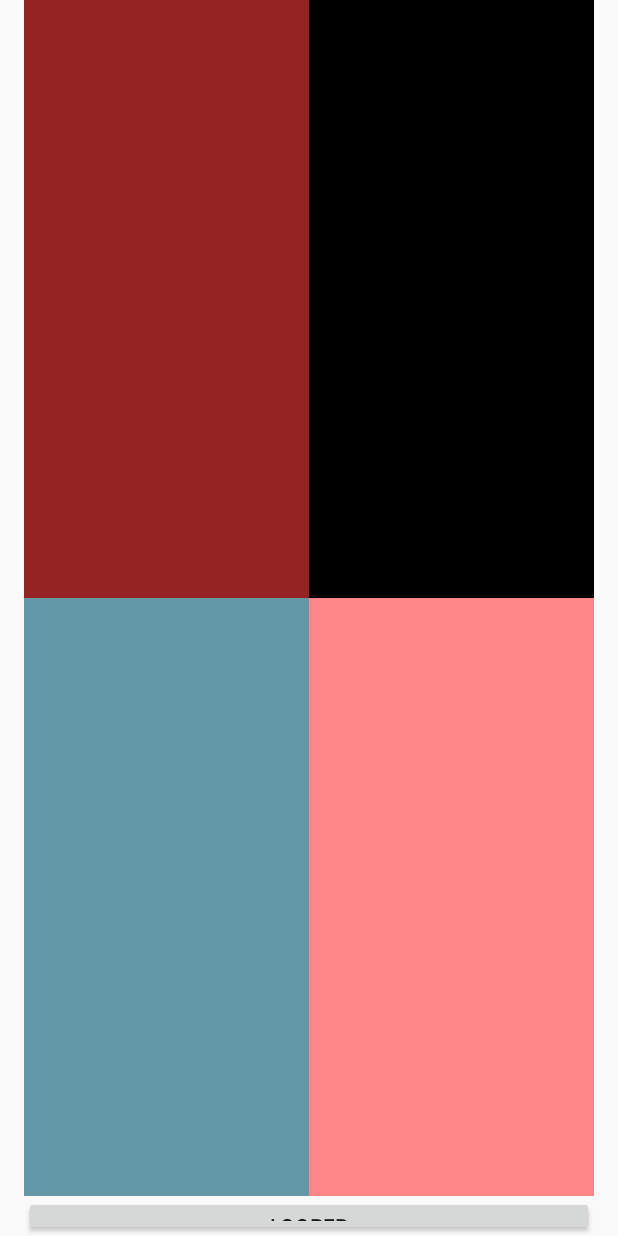
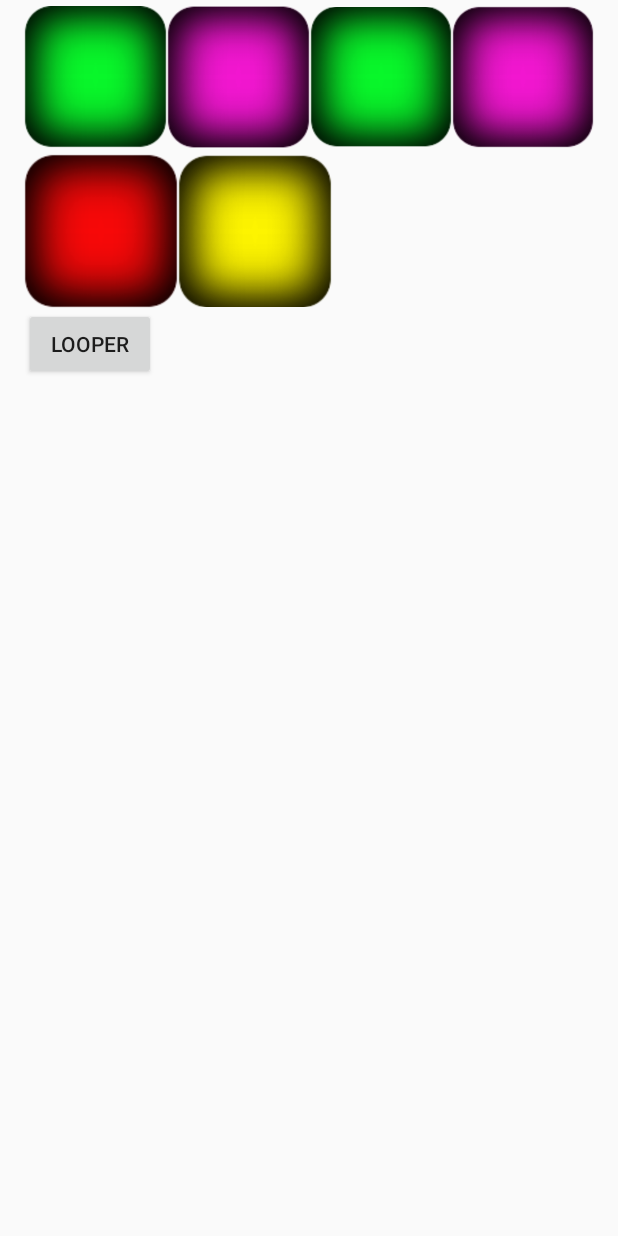
Before and after one commit to gnyrfta/MusicPad, an Android app: the screen it shows after launch (Pad), after a tap on "PLAY", on a phone screen of 412 x 824 dp. Run offline under Robolectric (Android 15) with nearby library versions, the phone set to English and light mode, and no system bars.

Commit message:
changed layout and replaced multiple 'TestButtonClasses' with one class

```diff
--- a/app/src/main/java/com/gnyrfta/musicpad/MainActivity.java
+++ b/app/src/main/java/com/gnyrfta/musicpad/MainActivity.java
@@ -5,6 +5,7 @@ import android.content.Intent;
 import android.content.res.Resources;
 import android.os.Bundle;
 import android.support.v7.app.ActionBarActivity;
+import android.view.Display;
 import android.view.Menu;
 import android.view.MenuItem;
 import android.view.View;
@@ -31,7 +32,7 @@ public class MainActivity extends ActionBarActivity {
 	public static com.gnyrfta.musicpad.SoundPoolHelper mSoundPoolHelper;
 	Context context;
 	//public  TestButton buttonUpperLeft;
-	//public TestButtonTwo tb2;
+
 
 	/*MainActivity(Context context)
 	{
--- a/app/src/main/java/com/gnyrfta/musicpad/Pad.java
+++ b/app/src/main/java/com/gnyrfta/musicpad/Pad.java
@@ -4,6 +4,7 @@ import java.util.ArrayList;
 
 import android.os.Bundle;
 import android.util.Log;
+import android.view.Display;
 import android.view.View;
 import android.widget.Button;
 import de.passsy.multitouch.MultiTouchActivity;
@@ -11,17 +12,21 @@ import de.passsy.multitouch.MultiTouchActivity;
 public class Pad extends MultiTouchActivity {
 	public static com.gnyrfta.musicpad.SoundPoolHelper mSoundPoolHelper;
 
-	public static int soundIdUL=0;
-	public static int soundIdUR=0;
-	public static int soundIdLL=0;
-	public static int soundIdLR=0;
-
+	public static int soundIdOne=0;
+	public static int soundIdTwo=0;
+	public static int soundIdThree=0;
+	public static int soundIdFour=0;
+	public static int soundIdFive=0;
+	public static int soundIdSix=0;
 	int soundIdTest=0;
 	int soundIdTest2=0;
 	@Override
 	public void onCreate(final Bundle savedInstanceState) {
 		super.onCreate(savedInstanceState);
 		setContentView(R.layout.pad_layout_2);
+		Display display = getWindowManager().getDefaultDisplay();
+		int width = display.getWidth();
+		int height = display.getHeight();
 		mSoundPoolHelper = new com.gnyrfta.musicpad.SoundPoolHelper(2,this);
 		//Create method that does this:
 		/*if(MainActivity.ULk.equals("Piano F"))
@@ -52,6 +57,13 @@ public class Pad extends MultiTouchActivity {
 
 		soundIdTest = mSoundPoolHelper.load(this, R.raw.c,2);
 		soundIdTest2 = mSoundPoolHelper.load(this, R.raw.f,2);
+		soundIdOne = mSoundPoolHelper.load(this,R.raw.cow_bell,2);
+		soundIdTwo = mSoundPoolHelper.load(this, R.raw.claps,2);
+		soundIdThree = mSoundPoolHelper.load(this, R.raw.hihat_closed,2);
+		soundIdFour = mSoundPoolHelper.load(this, R.raw.stick_drum,2);
+		soundIdFive = mSoundPoolHelper.load(this,R.raw.cymbal,2);
+		soundIdSix = mSoundPoolHelper.load(this,R.raw.hihat_opn,2);
+
 		//soundIdUL = mSoundPoolHelper.load(this, R.raw.c,2);
 		//soundIdUR = mSoundPoolHelper.load(this,R.raw.d,2);
 		//soundIdLL = mSoundPoolHelper.load(this, R.raw.f,2);
@@ -59,10 +71,50 @@ public class Pad extends MultiTouchActivity {
 
 
 
-		final TestButton buttonUpperLeft = (TestButton) findViewById(R.id.padUpperLeft);
-        final TestButtonTwo buttonUpperRight = (TestButtonTwo) findViewById(R.id.padUpperRight);
-		final TestButtonThree buttonLowerLeft = (TestButtonThree) findViewById(R.id.padLowerLeft);
-		final TestButtonFour buttonLowerRight = (TestButtonFour) findViewById(R.id.padLowerRight);
+		final TestButton buttonOne = (TestButton) findViewById(R.id.padOne);
+		buttonOne.setSoundId(soundIdOne);
+
+        final TestButton buttonTwo = (TestButton) findViewById(R.id.padTwo);
+		buttonTwo.setSoundId(soundIdTwo);
+
+		final TestButton buttonThree =(TestButton) findViewById(R.id.padThree);
+		buttonThree.setSoundId(soundIdThree);
+
+		final TestButton buttonFour = (TestButton) findViewById(R.id.padFour);
+		buttonFour.setSoundId(soundIdFour);
+
+		final TestButton buttonFive = (TestButton) findViewById(R.id.padFive);
+		buttonFive.setSoundId(soundIdFive);
+
+		final TestButton buttonSix = (TestButton) findViewById(R.id.padSix);
+		buttonSix.setSoundId(soundIdSix);
+
+		int buttonSize = (int)(width/4);
+
+		buttonOne.requestLayout();
+		buttonOne.getLayoutParams().width=buttonSize;
+		buttonOne.getLayoutParams().height=buttonSize;
+
+		buttonTwo.requestLayout();
+		buttonTwo.getLayoutParams().width=buttonSize;
+		buttonTwo.getLayoutParams().height=buttonSize;
+
+		buttonThree.requestLayout();
+		buttonThree.getLayoutParams().width=buttonSize;
+		buttonThree.getLayoutParams().height=buttonSize;
+
+		buttonFour.requestLayout();
+		buttonFour.getLayoutParams().width=buttonSize;
+		buttonFour.getLayoutParams().height=buttonSize;
+
+		buttonFive.requestLayout();
+		buttonFive.getLayoutParams().width=buttonSize;
+		buttonFive.getLayoutParams().height=buttonSize;
+
+		buttonSix.requestLayout();
+		buttonSix.getLayoutParams().width=buttonSize;
+		buttonSix.getLayoutParams().height=buttonSize;
+
 		final Button looper = (Button) findViewById(R.id.looper);
 		looper.setOnClickListener(new View.OnClickListener() {
             public void onClick(View v) {
@@ -87,7 +139,7 @@ public class Pad extends MultiTouchActivity {
 		{
 			if(firstTime)
 			{
-				mSoundPoolHelper.play(Pad.soundIdUL);
+				mSoundPoolHelper.play(Pad.soundIdOne);
 				firstTime=false;
 			}
 			long timePassed=System.nanoTime()-startTime;
@@ -155,10 +207,13 @@ public class Pad extends MultiTouchActivity {
 		}
 		return a;
 	}
+	//pads should be in a grid of 4x5 or 5x5:
 	public void loadSounds(String soundChosen, String pad)
 	{
 		if(pad.equals("UL"))
 		{
+			soundIdOne = mSoundPoolHelper.load(this,R.raw.cow_bell,2);
+			/*
 			if(soundChosen.equals("Clap"))
 			{
 				soundIdUL = mSoundPoolHelper.load(this, R.raw.claps,2);
@@ -217,10 +272,12 @@ public class Pad extends MultiTouchActivity {
 			else
 			{
 				Log.d("in loadSounds","no sound was recognized as chosen.");
-			}
+			}*/
 		}
-		else if(pad.equals("UR"))
+		if(pad.equals("UR"))
 		{
+			soundIdTwo = mSoundPoolHelper.load(this, R.raw.claps,2);
+			/*
 			if(soundChosen.equals("Clap"))
 			{
 				soundIdUR = mSoundPoolHelper.load(this, R.raw.claps,2);
@@ -279,10 +336,12 @@ public class Pad extends MultiTouchActivity {
 			else
 			{
 				Log.d("in loadSounds","no sound was recognized as chosen.");
-			}
+			}*/
 		}
 		else if(pad.equals("LL"))
 		{
+			soundIdFive = mSoundPoolHelper.load(this, R.raw.hihat_closed,2);
+			/*
 			if(soundChosen.equals("Clap"))
 			{
 				soundIdLL = mSoundPoolHelper.load(this, R.raw.claps,2);
@@ -341,10 +400,12 @@ public class Pad extends MultiTouchActivity {
 			else
 			{
 				Log.d("in loadSounds","no sound was recognized as chosen.");
-			}
+			}*/
 		}
 		else if(pad.equals("LR"))
 		{
+			soundIdSix = mSoundPoolHelper.load(this, R.raw.stick_drum,2);
+			/*
 			if(soundChosen.equals("Clap"))
 			{
 				soundIdLR = mSoundPoolHelper.load(this, R.raw.claps,2);
@@ -403,7 +464,7 @@ public class Pad extends MultiTouchActivity {
 			else
 			{
 				Log.d("in loadSounds","no sound was recognized as chosen.");
-			}
+			}*/
 		}
 
 	}
--- a/app/src/main/java/com/gnyrfta/musicpad/TestButton.java
+++ b/app/src/main/java/com/gnyrfta/musicpad/TestButton.java
@@ -3,6 +3,7 @@ package com.gnyrfta.musicpad;
 import android.content.Context;
 import android.util.AttributeSet;
 import android.util.Log;
+import android.view.Display;
 import android.view.MotionEvent;
 import android.widget.ImageButton;
 
@@ -11,6 +12,7 @@ public class TestButton extends ImageButton {
 	private int soundToPlay;
 	public TestButton(final Context context, final AttributeSet attrs) {
 		super(context, attrs);
+
 		// TODO Auto-generated constructor stub
 	}
 
@@ -20,7 +22,8 @@ public class TestButton extends ImageButton {
 		//setText("I recive a MotionEvent");
 		if (event.getAction() == MotionEvent.ACTION_DOWN) {
 			//setText("I can recive Move events outside of my View");
-			Pad.mSoundPoolHelper.play(Pad.soundIdUL);
+			Pad.mSoundPoolHelper.play(soundToPlay);
+			//Pad.mSoundPoolHelper.play(Pad.soundIdUL);
 		}
 		return super.onTouchEvent(event);
 	}
--- a/app/src/main/java/com/gnyrfta/musicpad/TestButtonFour.java
+++ /dev/null
@@ -1,32 +0,0 @@
-package com.gnyrfta.musicpad;
-
-import android.content.Context;
-import android.util.AttributeSet;
-import android.util.Log;
-import android.view.MotionEvent;
-import android.widget.ImageButton;
-
-
-public class TestButtonFour extends ImageButton {
-	private int soundToPlay;
-	public TestButtonFour(final Context context, final AttributeSet attrs) {
-		super(context, attrs);
-		// TODO Auto-generated constructor stub
-	}
-
-	@Override
-	public boolean onTouchEvent(final MotionEvent event) {
-		Log.v("tag", "I get touched");
-		//setText("I recive a MotionEvent");
-		if (event.getAction() == MotionEvent.ACTION_DOWN) {
-			//setText("I can recive Move events outside of my View");
-			Pad.mSoundPoolHelper.play(Pad.soundIdLR);
-		}
-		return super.onTouchEvent(event);
-	}
-	public int setSoundId(int soundId)
-	{
-		soundToPlay=soundId;
-		return soundToPlay;
-	}
-}
--- a/app/src/main/java/com/gnyrfta/musicpad/TestButtonThree.java
+++ /dev/null
@@ -1,32 +0,0 @@
-package com.gnyrfta.musicpad;
-
-import android.content.Context;
-import android.util.AttributeSet;
-import android.util.Log;
-import android.view.MotionEvent;
-import android.widget.ImageButton;
-
-
-public class TestButtonThree extends ImageButton {
-	private int soundToPlay;
-	public TestButtonThree(final Context context, final AttributeSet attrs) {
-		super(context, attrs);
-		// TODO Auto-generated constructor stub
-	}
-
-	@Override
-	public boolean onTouchEvent(final MotionEvent event) {
-		Log.v("tag", "I get touched");
-		//setText("I recive a MotionEvent");
-		if (event.getAction() == MotionEvent.ACTION_DOWN) {
-			//setText("I can recive Move events outside of my View");
-			Pad.mSoundPoolHelper.play(Pad.soundIdLL);
-		}
-		return super.onTouchEvent(event);
-	}
-	public int setSoundId(int soundId)
-	{
-		soundToPlay=soundId;
-		return soundToPlay;
-	}
-}
--- a/app/src/main/java/com/gnyrfta/musicpad/TestButtonTwo.java
+++ /dev/null
@@ -1,32 +0,0 @@
-package com.gnyrfta.musicpad;
-
-import android.content.Context;
-import android.util.AttributeSet;
-import android.util.Log;
-import android.view.MotionEvent;
-import android.widget.ImageButton;
-public class TestButtonTwo extends ImageButton {
-	private int soundToPlay=0;
-
-	public TestButtonTwo(final Context context, final AttributeSet attrs) {
-		super(context, attrs);
-		// TODO Auto-generated constructor stub
-	}
-
-	@Override
-	public boolean onTouchEvent(final MotionEvent event) {
-		Log.v("tag", "I get touched");
-		//setText("I recive a MotionEvent");
-		if (event.getAction() == MotionEvent.ACTION_DOWN) {
-			//setText("I can recive Move events outside of my View");
-
-			Pad.mSoundPoolHelper.play(Pad.soundIdUR);
-		}
-		return super.onTouchEvent(event);
-	}
-	public int setSoundId(int soundId)
-	{
-		soundToPlay=soundId;
-		return soundToPlay;
-	}
-}
--- a/app/src/main/res/layout/pad_layout_2.xml
+++ b/app/src/main/res/layout/pad_layout_2.xml
@@ -1,54 +1,85 @@
 <LinearLayout xmlns:android="http://schemas.android.com/apk/res/android"
-    android:layout_width="match_parent"
-    android:layout_height="match_parent"
+    android:layout_width="wrap_content"
+    android:layout_height="wrap_content"
     android:paddingLeft="16dp"
     android:paddingRight="16dp"
     android:orientation="vertical"
     >
     <LinearLayout
-    android:weightSum="2"
+    android:weightSum="4"
     android:orientation="horizontal"
-    android:layout_width="match_parent"
+    android:layout_width="wrap_content"
     android:layout_height="wrap_content"
     android:layout_weight="1" >
     <com.gnyrfta.musicpad.TestButton
-    android:id="@+id/padUpperLeft"
+    android:id="@+id/padOne"
     android:layout_width="wrap_content"
     android:layout_height="wrap_content"
-    android:src="@drawable/square_maroon"
+    android:adjustViewBounds="true"
+    android:scaleType="fitCenter"
+    android:src="@drawable/green_square_button"
+    android:background="@android:color/transparent"
     android:layout_weight="1"/>
-    <com.gnyrfta.musicpad.TestButtonTwo
-   	android:id="@+id/padUpperRight"
+    <com.gnyrfta.musicpad.TestButton
+   	android:id="@+id/padTwo"
     android:layout_width="wrap_content"
     android:layout_height="wrap_content"
-    android:src="@drawable/square_black"
+    android:adjustViewBounds="true"
+    android:scaleType="fitCenter"
+    android:src="@drawable/purple_square_button"
+    android:background="@android:color/transparent"
+    android:layout_weight="1"/>
+    <com.gnyrfta.musicpad.TestButton
+    android:id="@+id/padThree"
+    android:layout_width="wrap_content"
+    android:layout_height="wrap_content"
+    android:adjustViewBounds="true"
+    android:scaleType="fitCenter"
+    android:src="@drawable/green_square_button"
+    android:background="@android:color/transparent"
+    android:layout_weight="1"/>
+
+    <com.gnyrfta.musicpad.TestButton
+    android:id="@+id/padFour"
+    android:layout_width="wrap_content"
+    android:layout_height="wrap_content"
+    android:adjustViewBounds="true"
+    android:scaleType="fitCenter"
+    android:src="@drawable/purple_square_button"
+    android:background="@android:color/transparent"
     android:layout_weight="1"/>
     </LinearLayout>
 
     <LinearLayout
     android:weightSum="2"
     android:orientation="horizontal"
-    android:layout_width="match_parent"
+    android:layout_width="wrap_content"
     android:layout_height="wrap_content"
     android:layout_weight="1" >
-   <com.gnyrfta.musicpad.TestButtonThree
-   	android:id="@+id/padLowerLeft"
+   <com.gnyrfta.musicpad.TestButton
+   	android:id="@+id/padFive"
     android:layout_width="wrap_content"
     android:layout_height="wrap_content"
-    android:src="@drawable/square_blue"
+    android:adjustViewBounds="true"
+    android:scaleType="fitCenter"
+    android:src="@drawable/red_square_button"
+    android:background="@android:color/transparent"
     android:layout_weight="1"
     />
-    <com.gnyrfta.musicpad.TestButtonFour
-   	android:id="@+id/padLowerRight"
+    <com.gnyrfta.musicpad.TestButton
+   	android:id="@+id/padSix"
     android:layout_width="wrap_content"
     android:layout_height="wrap_content"
-    android:src="@drawable/square_pink"
+    android:adjustViewBounds="true"
+    android:scaleType="fitCenter"
+    android:src="@drawable/yellow_square_button"
+    android:background="@android:color/transparent"
     android:layout_weight="1"/>
     </LinearLayout>
         <LinearLayout
     android:weightSum="2"
     android:orientation="horizontal"
-    android:layout_width="match_parent"
+    android:layout_width="wrap_content"
     android:layout_height="wrap_content"
     android:layout_weight="1" >
 	<Button
```
Also changed, not shown: app/src/main/res/drawable-ldpi/green_square_button.png (added), app/src/main/res/drawable-ldpi/purple_square_button.png (added), app/src/main/res/drawable-ldpi/red_square_button.png (added), app/src/main/res/drawable-ldpi/yellow_square_button.png (added), 46 other files.
